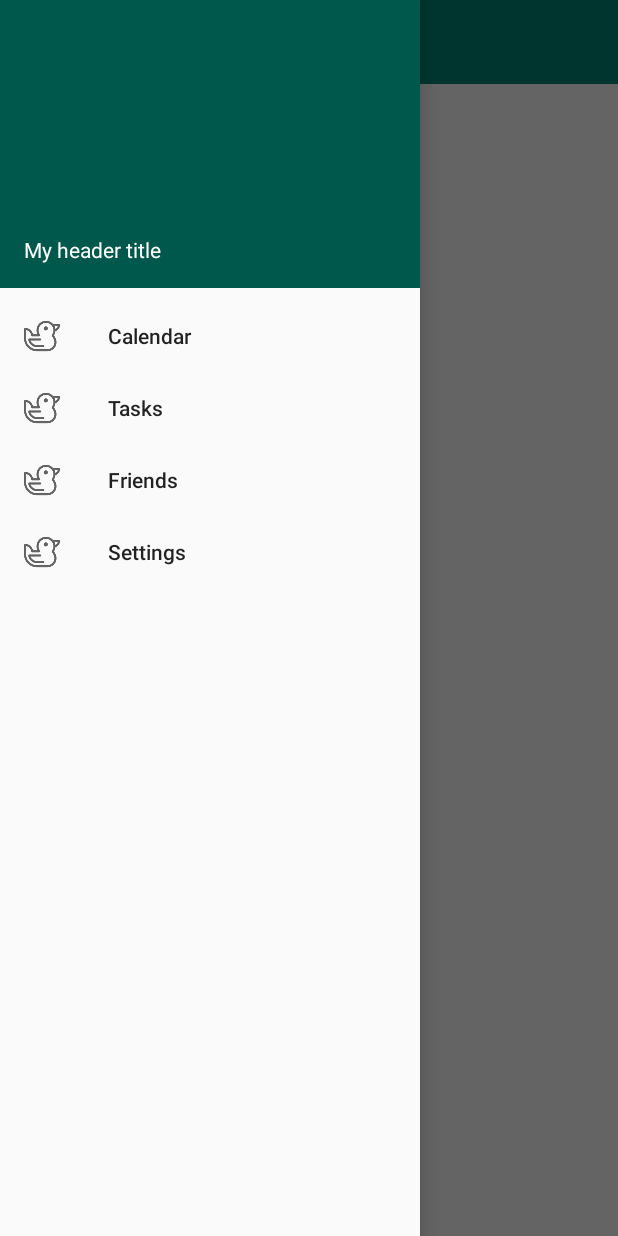
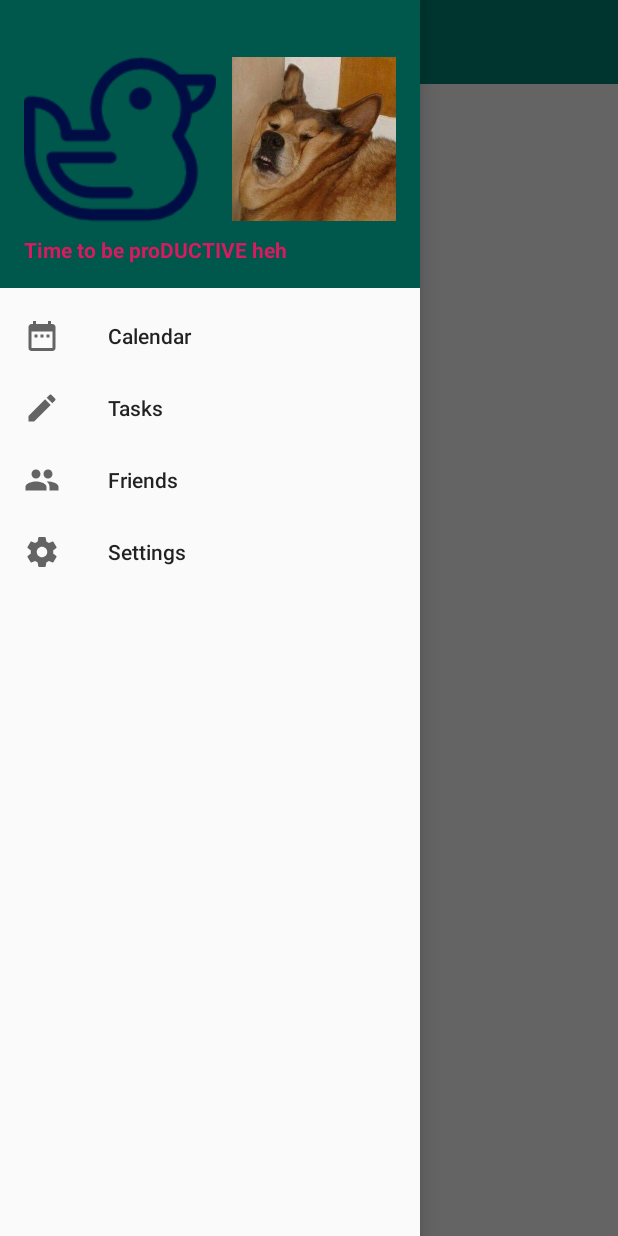
Before and after one commit to wushi19/Ductv, an Android app: the screen it shows after launch (HomeScreen), with the side drawer open, on a phone screen of 412 x 824 dp. Run offline under Robolectric (Android 15) with nearby library versions, the phone set to English and light mode, and no system bars.

Commit message:
Added some pics and UI stuff

```diff
--- /dev/null
+++ b/Ducktv4Android/app/src/main/res/drawable/ic_calendar.xml
@@ -0,0 +1,9 @@
+<vector xmlns:android="http://schemas.android.com/apk/res/android"
+        android:width="24dp"
+        android:height="24dp"
+        android:viewportWidth="24.0"
+        android:viewportHeight="24.0">
+    <path
+        android:fillColor="#FF000000"
+        android:pathData="M9,11L7,11v2h2v-2zM13,11h-2v2h2v-2zM17,11h-2v2h2v-2zM19,4h-1L18,2h-2v2L8,4L8,2L6,2v2L5,4c-1.11,0 -1.99,0.9 -1.99,2L3,20c0,1.1 0.89,2 2,2h14c1.1,0 2,-0.9 2,-2L21,6c0,-1.1 -0.9,-2 -2,-2zM19,20L5,20L5,9h14v11z"/>
+</vector>
--- /dev/null
+++ b/Ducktv4Android/app/src/main/res/drawable/ic_friends.xml
@@ -0,0 +1,9 @@
+<vector xmlns:android="http://schemas.android.com/apk/res/android"
+        android:width="24dp"
+        android:height="24dp"
+        android:viewportWidth="24.0"
+        android:viewportHeight="24.0">
+    <path
+        android:fillColor="#FF000000"
+        android:pathData="M16,11c1.66,0 2.99,-1.34 2.99,-3S17.66,5 16,5c-1.66,0 -3,1.34 -3,3s1.34,3 3,3zM8,11c1.66,0 2.99,-1.34 2.99,-3S9.66,5 8,5C6.34,5 5,6.34 5,8s1.34,3 3,3zM8,13c-2.33,0 -7,1.17 -7,3.5L1,19h14v-2.5c0,-2.33 -4.67,-3.5 -7,-3.5zM16,13c-0.29,0 -0.62,0.02 -0.97,0.05 1.16,0.84 1.97,1.97 1.97,3.45L17,19h6v-2.5c0,-2.33 -4.67,-3.5 -7,-3.5z"/>
+</vector>
--- /dev/null
+++ b/Ducktv4Android/app/src/main/res/drawable/ic_pencil.xml
@@ -0,0 +1,9 @@
+<vector xmlns:android="http://schemas.android.com/apk/res/android"
+        android:width="24dp"
+        android:height="24dp"
+        android:viewportWidth="24.0"
+        android:viewportHeight="24.0">
+    <path
+        android:fillColor="#FF000000"
+        android:pathData="M3,17.25V21h3.75L17.81,9.94l-3.75,-3.75L3,17.25zM20.71,7.04c0.39,-0.39 0.39,-1.02 0,-1.41l-2.34,-2.34c-0.39,-0.39 -1.02,-0.39 -1.41,0l-1.83,1.83 3.75,3.75 1.83,-1.83z"/>
+</vector>
--- /dev/null
+++ b/Ducktv4Android/app/src/main/res/drawable/ic_settings.xml
@@ -0,0 +1,9 @@
+<vector xmlns:android="http://schemas.android.com/apk/res/android"
+        android:width="24dp"
+        android:height="24dp"
+        android:viewportWidth="24.0"
+        android:viewportHeight="24.0">
+    <path
+        android:fillColor="#FF000000"
+        android:pathData="M19.43,12.98c0.04,-0.32 0.07,-0.64 0.07,-0.98s-0.03,-0.66 -0.07,-0.98l2.11,-1.65c0.19,-0.15 0.24,-0.42 0.12,-0.64l-2,-3.46c-0.12,-0.22 -0.39,-0.3 -0.61,-0.22l-2.49,1c-0.52,-0.4 -1.08,-0.73 -1.69,-0.98l-0.38,-2.65C14.46,2.18 14.25,2 14,2h-4c-0.25,0 -0.46,0.18 -0.49,0.42l-0.38,2.65c-0.61,0.25 -1.17,0.59 -1.69,0.98l-2.49,-1c-0.23,-0.09 -0.49,0 -0.61,0.22l-2,3.46c-0.13,0.22 -0.07,0.49 0.12,0.64l2.11,1.65c-0.04,0.32 -0.07,0.65 -0.07,0.98s0.03,0.66 0.07,0.98l-2.11,1.65c-0.19,0.15 -0.24,0.42 -0.12,0.64l2,3.46c0.12,0.22 0.39,0.3 0.61,0.22l2.49,-1c0.52,0.4 1.08,0.73 1.69,0.98l0.38,2.65c0.03,0.24 0.24,0.42 0.49,0.42h4c0.25,0 0.46,-0.18 0.49,-0.42l0.38,-2.65c0.61,-0.25 1.17,-0.59 1.69,-0.98l2.49,1c0.23,0.09 0.49,0 0.61,-0.22l2,-3.46c0.12,-0.22 0.07,-0.49 -0.12,-0.64l-2.11,-1.65zM12,15.5c-1.93,0 -3.5,-1.57 -3.5,-3.5s1.57,-3.5 3.5,-3.5 3.5,1.57 3.5,3.5 -1.57,3.5 -3.5,3.5z"/>
+</vector>
--- a/Ducktv4Android/app/src/main/res/layout/nav_header.xml
+++ b/Ducktv4Android/app/src/main/res/layout/nav_header.xml
@@ -1,17 +1,44 @@
 <?xml version="1.0" encoding="utf-8"?>
 <LinearLayout xmlns:android="http://schemas.android.com/apk/res/android"
+    xmlns:app="http://schemas.android.com/apk/res-auto"
     android:layout_width="match_parent"
     android:layout_height="192dp"
     android:background="?attr/colorPrimaryDark"
+    android:gravity="bottom"
+    android:orientation="vertical"
     android:padding="16dp"
-    android:theme="@style/ThemeOverlay.AppCompat.Dark"
-    android:orientation="vertical"
-    android:gravity="bottom">
+    android:theme="@style/ThemeOverlay.AppCompat.Dark">
+
+
+    <LinearLayout
+        android:layout_width="match_parent"
+        android:layout_height="wrap_content"
+        android:orientation="horizontal">
+
+        <ImageView
+            android:id="@+id/imageView"
+            android:layout_width="wrap_content"
+            android:layout_height="wrap_content"
+            app:srcCompat="@drawable/logo" />
+
+        <ImageView
+            android:id="@+id/imageView4"
+            android:layout_width="153dp"
+            android:layout_height="match_parent"
+            android:layout_gravity="right"
+            android:layout_marginLeft="5dp"
+            android:layout_weight="1"
+            android:paddingLeft="5dp"
+            app:srcCompat="@drawable/profile_picture" />
+
+    </LinearLayout>
 
     <TextView
+        android:textColor="@color/colorAccent"
+        android:textStyle="bold"
         android:layout_width="match_parent"
         android:layout_height="wrap_content"
-        android:text="My header title"
-        android:textAppearance="@style/TextAppearance.AppCompat.Body1"/>
+        android:text="Time to be proDUCTIVE heh"
+        android:textAppearance="@style/TextAppearance.AppCompat.Body1" />
 
 </LinearLayout>
--- a/Ducktv4Android/app/src/main/res/menu/drawer_view.xml
+++ b/Ducktv4Android/app/src/main/res/menu/drawer_view.xml
@@ -3,19 +3,19 @@
     <group android:checkableBehavior="single">
         <item
             android:id="@+id/nav_camera"
-            android:icon="@drawable/logo"
+            android:icon="@drawable/ic_calendar"
             android:title="Calendar" />
         <item
             android:id="@+id/nav_gallery"
-            android:icon="@drawable/logo"
+            android:icon="@drawable/ic_pencil"
             android:title="Tasks" />
         <item
             android:id="@+id/nav_slideshow"
-            android:icon="@drawable/logo"
+            android:icon="@drawable/ic_friends"
             android:title="Friends" />
         <item
             android:id="@+id/nav_manage"
-            android:icon="@drawable/logo"
+            android:icon="@drawable/ic_settings"
             android:title="Settings" />
     </group>
 </menu>
```
Also changed, not shown: Ducktv4Android/app/src/main/java/com/example/bryandeleon_vargas/ducktv4android/HomeScreen.java (+7 -0 lines), Ducktv4Android/app/src/main/res/drawable/profile_picture.png (added), 1 other file.
